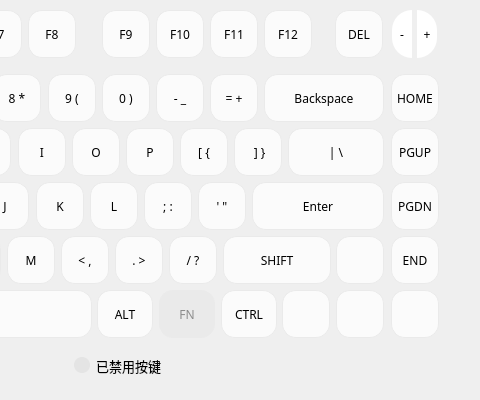
First picture: the form in Module/ModuleKeyboard.ui, repository wlffeng2008/AkkoStudio, before the edit; both pictures show x 480 to 960 and y 0 to 400 of the 960 by 400 pixel window.
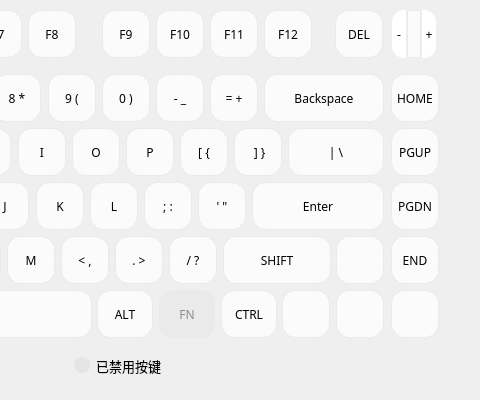
Second picture: the form after the edit. Icons and pictures are not drawn. Custom widgets are drawn as their Qt base class.

```diff
--- a/Module/ModuleKeyboard.ui
+++ b/Module/ModuleKeyboard.ui
@@ -278,19 +278,19 @@
     <rect>
      <x>872</x>
      <y>10</y>
-     <width>20</width>
+     <width>14</width>
      <height>48</height>
     </rect>
    </property>
    <property name="minimumSize">
     <size>
-     <width>20</width>
+     <width>0</width>
      <height>48</height>
     </size>
    </property>
    <property name="maximumSize">
     <size>
-     <width>20</width>
+     <width>542</width>
      <height>48</height>
     </size>
    </property>
@@ -304,12 +304,10 @@
     <string notr="true"/>
    </property>
    <property name="styleSheet">
-    <string notr="true">QPushButton{ border:none;border-radius:11px;   border-top-left-radius: 20px !important;
-    border-top-right-radius: 0px !important;
-    border-bottom-left-radius: 20px !important;
-    border-bottom-right-radius: 0px !important;
-	max-width:20px !important;
-	min-width:20px !important;
+    <string notr="true">QPushButton{ border:none; border-top-left-radius: 12px !important;
+ border-top-right-radius: 0px !important;
+ border-bottom-left-radius: 12px !important;
+ border-bottom-right-radius: 0px !important;
  background-color:white;}</string>
    </property>
    <property name="text">
@@ -2888,21 +2886,21 @@
   <widget class="KeyboardButton" name="pushButton_Hid233">
    <property name="geometry">
     <rect>
-     <x>897</x>
+     <x>902</x>
      <y>10</y>
-     <width>20</width>
+     <width>14</width>
      <height>48</height>
     </rect>
    </property>
    <property name="minimumSize">
     <size>
-     <width>20</width>
+     <width>0</width>
      <height>48</height>
     </size>
    </property>
    <property name="maximumSize">
     <size>
-     <width>20</width>
+     <width>542</width>
      <height>48</height>
     </size>
    </property>
@@ -2917,17 +2915,49 @@
    </property>
    <property name="styleSheet">
     <string notr="true">QPushButton{ border:none;  border-top-left-radius: 0px !important;
-    border-top-right-radius: 20px !important;
+    border-top-right-radius: 12px !important;
     border-bottom-left-radius: 0px !important;
-    border-bottom-right-radius: 20px !important;
-	max-width:20px !important;
-	min-width:20px !important;
+    border-bottom-right-radius: 12px !important;
  background-color:white;}</string>
    </property>
    <property name="text">
     <string notr="true">+</string>
    </property>
   </widget>
+  <widget class="KeyboardButton" name="pushButton_Hid235">
+   <property name="geometry">
+    <rect>
+     <x>887</x>
+     <y>10</y>
+     <width>14</width>
+     <height>48</height>
+    </rect>
+   </property>
+   <property name="maximumSize">
+    <size>
+     <width>544</width>
+     <height>16777215</height>
+    </size>
+   </property>
+   <property name="font">
+    <font>
+     <family>MiSans</family>
+     <fontweight>DemiBold</fontweight>
+    </font>
+   </property>
+   <property name="toolTip">
+    <string notr="true"/>
+   </property>
+   <property name="autoFillBackground">
+    <bool>false</bool>
+   </property>
+   <property name="text">
+    <string notr="true"/>
+   </property>
+   <property name="flat">
+    <bool>false</bool>
+   </property>
+  </widget>
  </widget>
  <customwidgets>
   <customwidget>
```
